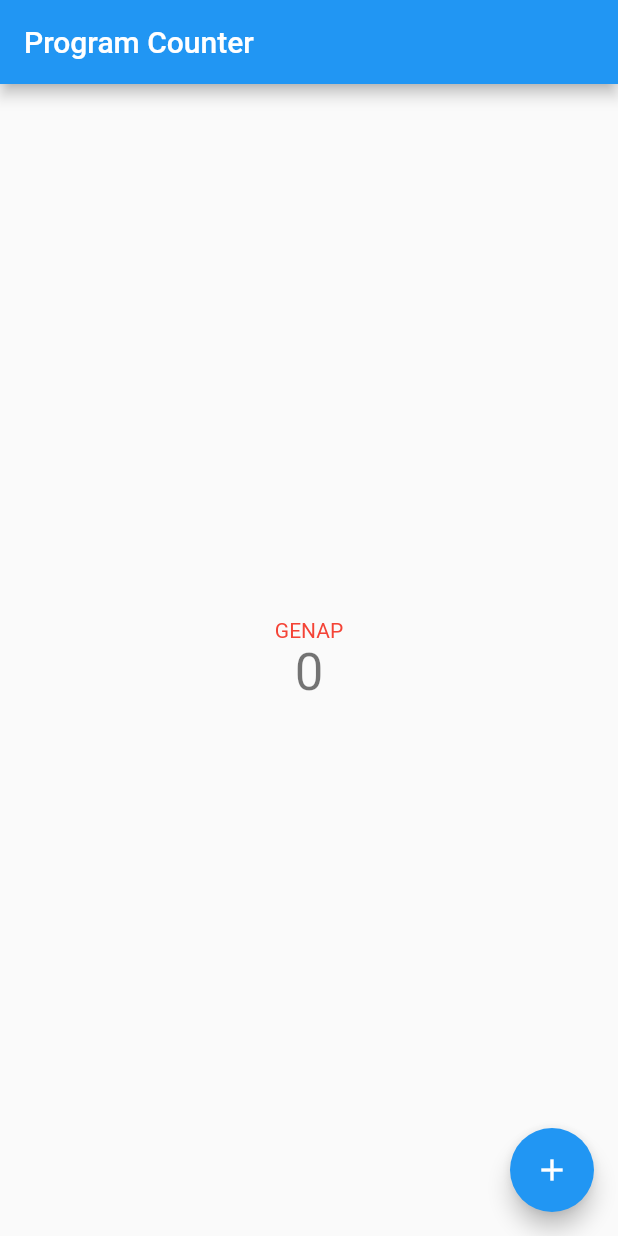
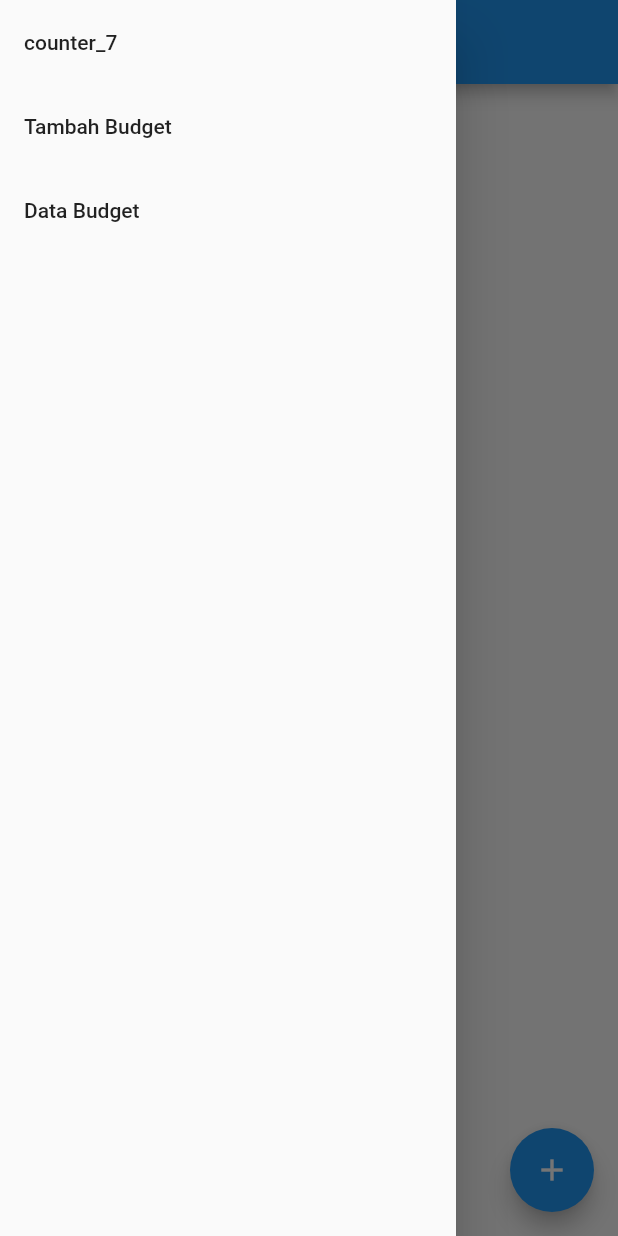
Before and after one commit to trisnobp/pbp-flutter-lab, a Flutter app: the screen it shows after launch, with the side drawer open (before the commit the screen has no drawer), on a phone screen of 412 x 824 dp. Run offline on Flutter 3.47's test engine with Material 2 defaults, Android fonts, the phone set to English and light mode, and no system bars.

Commit message:
Commit Tugas 8

```diff
--- a/counter_7/lib/main.dart
+++ b/counter_7/lib/main.dart
@@ -1,3 +1,4 @@
+import 'package:counter_7/pages/counter7_page.dart';
 import 'package:flutter/material.dart';
 
 void main() {
@@ -13,158 +14,9 @@ class MyApp extends StatelessWidget {
     return MaterialApp(
       title: 'Flutter Demo',
       theme: ThemeData(
-        // This is the theme of your application.
-        //
-        // Try running your application with "flutter run". You'll see the
-        // application has a blue toolbar. Then, without quitting the app, try
-        // changing the primarySwatch below to Colors.green and then invoke
-        // "hot reload" (press "r" in the console where you ran "flutter run",
-        // or simply save your changes to "hot reload" in a Flutter IDE).
-        // Notice that the counter didn't reset back to zero; the application
-        // is not restarted.
         primarySwatch: Colors.blue,
       ),
-      home: const MyHomePage(title: 'Program Counter'),
+      home: const Counter7(title: 'Program Counter'), // Program Counter page will be opened by default
     );
   }
 }
-
-class MyHomePage extends StatefulWidget {
-  const MyHomePage({Key? key, required this.title}) : super(key: key);
-
-  // This widget is the home page of your application. It is stateful, meaning
-  // that it has a State object (defined below) that contains fields that affect
-  // how it looks.
-
-  // This class is the configuration for the state. It holds the values (in this
-  // case the title) provided by the parent (in this case the App widget) and
-  // used by the build method of the State. Fields in a Widget subclass are
-  // always marked "final".
-
-  final String title;
-
-  @override
-  State<MyHomePage> createState() => _MyHomePageState();
-}
-
-class _MyHomePageState extends State<MyHomePage> {
-  int _counter = 0;
-  String _evenOrOdd = "GENAP";
-  Color _textColor = Colors.red;
-  bool _isVisible = false;
-
-  void _incrementCounter() {
-    setState(() {
-      // This call to setState tells the Flutter framework that something has
-      // changed in this State, which causes it to rerun the build method below
-      // so that the display can reflect the updated values. If we changed
-      // _counter without calling setState(), then the build method would not be
-      // called again, and so nothing would appear to happen.
-      _isVisible = true; // Show button
-      _counter++; // Increment counter
-
-      if (_counter % 2 == 1) {
-        // Set state
-        _evenOrOdd = "GANJIL";
-        _textColor = Colors.blue;
-      } else {
-        _evenOrOdd = "GENAP";
-        _textColor = Colors.red;
-      }
-    });
-  }
-
-  void _decrementCounter() {
-    setState(() {
-      _counter--; // Decrement counter
-
-      if (_counter == 0) {
-        _isVisible = false;
-        _evenOrOdd = "GENAP";
-        _textColor = Colors.red;
-      } // Counter == 0, set visibility to false (hide button)
-      else {
-        _isVisible = true; // Show button
-        if (_counter % 2 == 1) {
-          // Set state
-          _evenOrOdd = "GANJIL";
-          _textColor = Colors.blue;
-        } else {
-          _evenOrOdd = "GENAP";
-          _textColor = Colors.red;
-        }
-      }
-    });
-  }
-
-  @override
-  Widget build(BuildContext context) {
-    // This method is rerun every time setState is called, for instance as done
-    // by the _incrementCounter method above.
-    //
-    // The Flutter framework has been optimized to make rerunning build methods
-    // fast, so that you can just rebuild anything that needs updating rather
-    // than having to individually change instances of widgets.
-    return Scaffold(
-      appBar: AppBar(
-        // Here we take the value from the MyHomePage object that was created by
-        // the App.build method, and use it to set our appbar title.
-        title: Text(widget.title),
-      ),
-      body: Center(
-        // Center is a layout widget. It takes a single child and positions it
-        // in the middle of the parent.
-        child: Column(
-          // Column is also a layout widget. It takes a list of children and
-          // arranges them vertically. By default, it sizes itself to fit its
-          // children horizontally, and tries to be as tall as its parent.
-          //
-          // Invoke "debug painting" (press "p" in the console, choose the
-          // "Toggle Debug Paint" action from the Flutter Inspector in Android
-          // Studio, or the "Toggle Debug Paint" command in Visual Studio Code)
-          // to see the wireframe for each widget.
-          //
-          // Column has various properties to control how it sizes itself and
-          // how it positions its children. Here we use mainAxisAlignment to
-          // center the children vertically; the main axis here is the vertical
-          // axis because Columns are vertical (the cross axis would be
-          // horizontal).
-          mainAxisAlignment: MainAxisAlignment.center,
-          children: <Widget>[
-            Text(
-              _evenOrOdd,
-              style: TextStyle(
-                color: _textColor,
-              ),
-            ),
-            Text(
-              '$_counter',
-              style: Theme.of(context).textTheme.headline4,
-            ),
-          ],
-        ),
-      ),
-      floatingActionButton: Row(
-        mainAxisAlignment: MainAxisAlignment.spaceBetween,
-        children: [
-          Padding(
-            padding: const EdgeInsets.only(left: 30),
-            child: Visibility(
-              visible: _isVisible, // Show widget based on visibility state
-              child: FloatingActionButton(
-                onPressed: _decrementCounter,
-                tooltip: "Decrement",
-                child: const Icon(Icons.remove),
-              ),
-            ),
-          ),
-          FloatingActionButton(
-            onPressed: _incrementCounter,
-            tooltip: "Increment",
-            child: const Icon(Icons.add),
-          ),
-        ],
-      ),
-    );
-  }
-}
--- /dev/null
+++ b/counter_7/lib/models/data.dart
@@ -0,0 +1,13 @@
+// Objek Data yang atributnya didapat dari input user
+class Data {
+  late String namaData;
+  late int nominal;
+  late String? jenisBudgeting;
+  late String date;
+
+  Data(
+      {required this.namaData,
+      required this.nominal,
+      required this.jenisBudgeting,
+      required this.date});
+}
--- /dev/null
+++ b/counter_7/lib/pages/counter7_page.dart
@@ -0,0 +1,107 @@
+import 'package:counter_7/widgets/drawer.dart';
+import 'package:flutter/material.dart';
+
+class Counter7 extends StatefulWidget {
+  const Counter7({Key? key, required this.title}) : super(key: key);
+
+  final String title;
+
+  @override
+  State<Counter7> createState() => _Counter7State();
+}
+
+class _Counter7State extends State<Counter7> {
+  int _counter = 0;
+  String _evenOrOdd = "GENAP";
+  Color _textColor = Colors.red;
+  bool _isVisible = false;
+
+  void _incrementCounter() {
+    setState(() {
+      _isVisible = true; // Show button
+      _counter++; // Increment counter
+
+      if (_counter % 2 == 1) {
+        // Set state
+        _evenOrOdd = "GANJIL";
+        _textColor = Colors.blue;
+      } else {
+        _evenOrOdd = "GENAP";
+        _textColor = Colors.red;
+      }
+    });
+  }
+
+  void _decrementCounter() {
+    setState(() {
+      _counter--; // Decrement counter
+
+      if (_counter == 0) {
+        _isVisible = false;
+        _evenOrOdd = "GENAP";
+        _textColor = Colors.red;
+      } // Counter == 0, set visibility to false (hide button)
+      else {
+        _isVisible = true; // Show button
+        if (_counter % 2 == 1) {
+          // Set state
+          _evenOrOdd = "GANJIL";
+          _textColor = Colors.blue;
+        } else {
+          _evenOrOdd = "GENAP";
+          _textColor = Colors.red;
+        }
+      }
+    });
+  }
+
+  @override
+  Widget build(BuildContext context) {
+    return SafeArea(
+      child: Scaffold(
+        appBar: AppBar(
+          title: Text(widget.title),
+        ),
+        drawer: const DrawerBar(),
+        body: Center(
+          child: Column(
+            mainAxisAlignment: MainAxisAlignment.center,
+            children: <Widget>[
+              Text(
+                _evenOrOdd,
+                style: TextStyle(
+                  color: _textColor,
+                ),
+              ),
+              Text(
+                '$_counter',
+                style: Theme.of(context).textTheme.headline4,
+              ),
+            ],
+          ),
+        ),
+        floatingActionButton: Row(
+          mainAxisAlignment: MainAxisAlignment.spaceBetween,
+          children: [
+            Padding(
+              padding: const EdgeInsets.only(left: 30),
+              child: Visibility(
+                visible: _isVisible, // Show widget based on visibility state
+                child: FloatingActionButton(
+                  onPressed: _decrementCounter,
+                  tooltip: "Decrement",
+                  child: const Icon(Icons.remove),
+                ),
+              ),
+            ),
+            FloatingActionButton(
+              onPressed: _incrementCounter,
+              tooltip: "Increment",
+              child: const Icon(Icons.add),
+            ),
+          ],
+        ),
+      ),
+    );
+  }
+}
--- /dev/null
+++ b/counter_7/lib/widgets/drawer.dart
@@ -0,0 +1,45 @@
+import 'package:counter_7/pages/budget_data.dart';
+import 'package:counter_7/pages/budget_form.dart';
+import 'package:counter_7/pages/counter7_page.dart';
+import 'package:flutter/material.dart';
+
+class DrawerBar extends StatelessWidget {
+  const DrawerBar({Key? key}) : super(key: key);
+
+  @override
+  Widget build(BuildContext context) {
+    return Drawer(
+      child: Column(
+          children: [
+            ListTile(
+              title: const Text('counter_7'),
+              onTap: () {
+                Navigator.pushReplacement(
+                  context,
+                  MaterialPageRoute(builder: (context) => const Counter7(title: "Program Counter")),
+                );
+              },
+            ),
+            ListTile(
+              title: const Text('Tambah Budget'),
+              onTap: () {
+                Navigator.pushReplacement(
+                  context,
+                  MaterialPageRoute(builder: (context) => const BudgetForm(title: "Form Budget")),
+                );
+              },
+            ),
+            ListTile(
+              title: const Text('Data Budget'),
+              onTap: () {
+                Navigator.pushReplacement(
+                  context,
+                  MaterialPageRoute(builder: (context) => const BudgetData(title: "Data Budget")),
+                );
+              },
+            ),
+          ],
+        ),
+    );
+  }
+}
```
Also changed, not shown: counter_7/lib/pages/budget_data.dart (added, +73 -0 lines), counter_7/lib/pages/budget_form.dart (added, +190 -0 lines), 1 other file.
